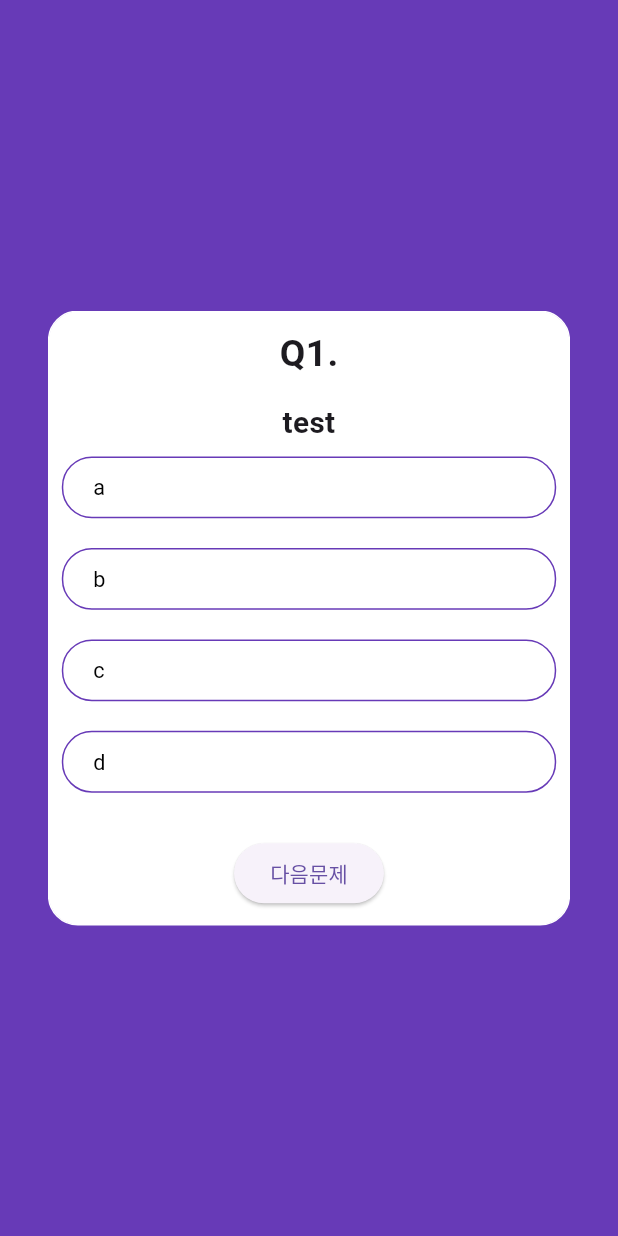
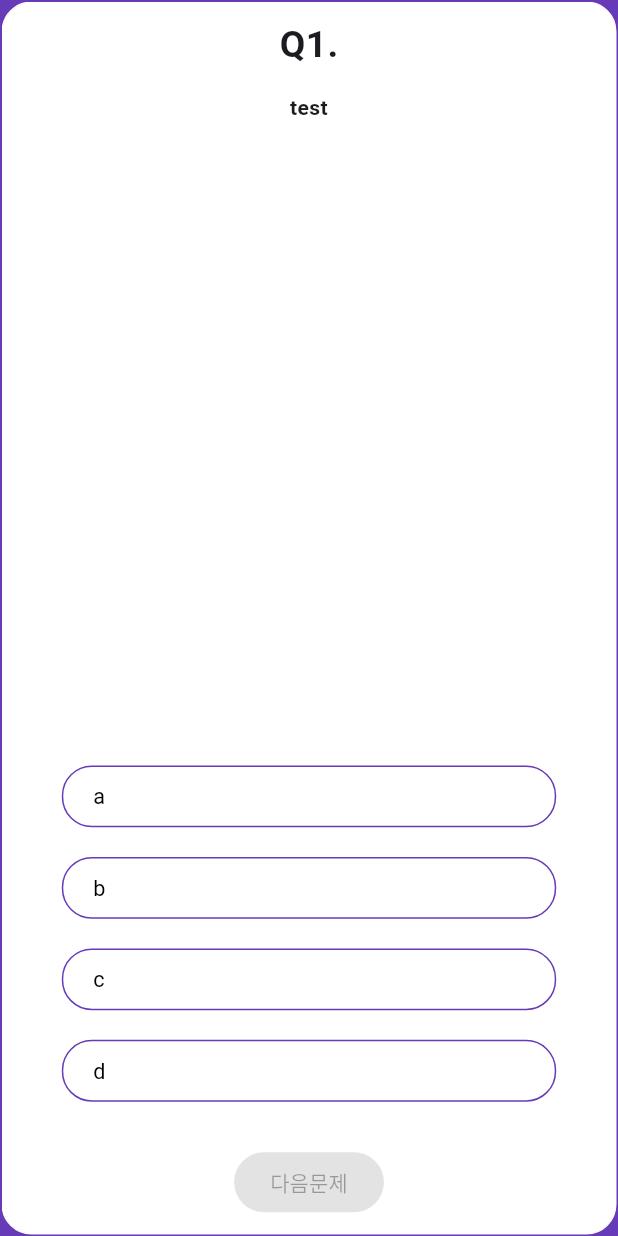
Before and after one commit to pswon5894/quiz_app, a Flutter app: the screen it shows after launch, after a tap on "지금 퀴즈 풀기", on a phone screen of 412 x 824 dp. Run offline on Flutter 3.47's test engine with Material 3 defaults, Android fonts, the phone set to English and light mode, and no system bars; drawn by our look-alikes of auto_size_text, card_swiper.

```diff
--- a/lib/screen/screen_home.dart
+++ b/lib/screen/screen_home.dart
@@ -34,7 +34,9 @@ class _HomeScreenState extends State<HomeScreen> {
     double width = screenSize.width;
     double height = screenSize.height;
 
-    return SafeArea(
+    return PopScope(
+      canPop: false,
+      child: SafeArea(
         child: Scaffold(
           appBar: AppBar(
             title: Text('My Quiz APP'),
@@ -112,6 +114,7 @@ class _HomeScreenState extends State<HomeScreen> {
             ],
           ),
         ),
+      ),
     );
   }
 
--- a/lib/screen/screen_quiz.dart
+++ b/lib/screen/screen_quiz.dart
@@ -2,6 +2,7 @@ import 'package:auto_size_text/auto_size_text.dart';
 import 'package:card_swiper/card_swiper.dart';
 import 'package:flutter/material.dart';
 import 'package:quiz_app/model/model_quiz.dart';
+import 'package:quiz_app/screen/screen_result.dart';
 
 import '../widget/widget_candidate.dart';
 
@@ -18,6 +19,7 @@ class _QuizScreenState extends State<QuizScreen> {
   List<int> _answers = [-1,-1,-1];
   List<bool> _answerState = [false, false, false, false];
   int _currentIndex = 0;
+  SwiperController _controller = SwiperController();
 
   @override
   Widget build(BuildContext context) {
@@ -33,9 +35,11 @@ class _QuizScreenState extends State<QuizScreen> {
                 borderRadius: BorderRadius.circular(20),
                 border: Border.all(color: Colors.deepPurple),
               ),
-              width: width * 0.85,
-              height: height * 0.5,
-              child: Swiper(physics: NeverScrollableScrollPhysics(),
+              // width: width * 0.85,
+              // height: height * 0.5,
+              child: Swiper(
+                controller: _controller,
+                physics: NeverScrollableScrollPhysics(),
               loop: false,
                 itemCount: widget.quizs.length,
                 itemBuilder: (BuildContext context, int index) {
@@ -69,14 +73,14 @@ class _QuizScreenState extends State<QuizScreen> {
               ),
           ),
           Container(
-            width: width * 0.8,
+            // width: width * 0.8,
             padding: EdgeInsets.only(top: width * 0.012),
             child: AutoSizeText(
               quiz.title,
               textAlign: TextAlign.center,
               maxLines: 2,
               style: TextStyle(
-                fontSize: width * 0.048,
+                // fontSize: width * 0.048,
                 fontWeight: FontWeight.bold,
               ),
             ),
@@ -92,14 +96,37 @@ class _QuizScreenState extends State<QuizScreen> {
             child: Center(
               child: ButtonTheme(
                 // minWidth: width * 0.5,
-                height: height * 0.05,
+                // height: height * 0.05,
                 shape: RoundedRectangleBorder(
                   borderRadius: BorderRadius.circular(10),
                 ),
-                child: ElevatedButton(onPressed: (){},
+                child: ElevatedButton(
+                  style: ElevatedButton.styleFrom(
+                    backgroundColor: Colors.deepPurple, // background
+                    foregroundColor: Colors.white, // foreground
+                  ),
                     child: _currentIndex == widget.quizs.length -1
                         ? Text('결과보기')
                         : Text('다음문제'),
+                    onPressed: _answers[_currentIndex] == -1
+                        ? null
+                        : () {
+                              if (_currentIndex == widget.quizs.length -1) {
+                                Navigator.push(
+                                  context,
+                                  MaterialPageRoute(
+                                      builder: (context) => ResultScreen(
+                                        answers: _answers,
+                                        quizs: widget.quizs
+                                      ),
+                                  ),
+                                );
+                              } else {
+                                _answerState = [false, false, false, false];
+                                _currentIndex += 1;
+                                _controller.next();
+                              }
+                              },
                 ),
               ),
             ),
```
Also changed, not shown: lib/screen/screen_result.dart (added, +121 -0 lines). Lines whose indentation alone changed are shown as unchanged.
